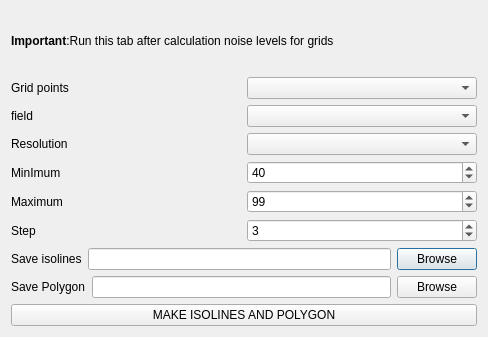
Before: the Qt Designer form tools/ui_CreateGrid.ui in pierluigiderosa/openoise, drawn with Qt 5.
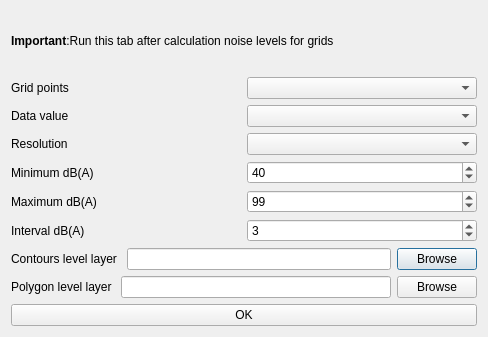
After: the same form once the commit is applied. Custom widgets are drawn as their Qt base class.

What changed in the file:
```diff
--- a/tools/ui_CreateGrid.ui
+++ b/tools/ui_CreateGrid.ui
@@ -40,7 +40,7 @@
      <item>
       <widget class="QLabel" name="label_5">
        <property name="text">
-        <string>field</string>
+        <string>Data value</string>
        </property>
       </widget>
      </item>
@@ -68,7 +68,7 @@
      <item>
       <widget class="QLabel" name="label_11">
        <property name="text">
-        <string>MinImum</string>
+        <string>Minimum dB(A)</string>
        </property>
       </widget>
      </item>
@@ -86,7 +86,7 @@
      <item>
       <widget class="QLabel" name="label_13">
        <property name="text">
-        <string>Maximum</string>
+        <string>Maximum dB(A)</string>
        </property>
       </widget>
      </item>
@@ -107,7 +107,7 @@
      <item>
       <widget class="QLabel" name="label">
        <property name="text">
-        <string>Step</string>
+        <string>Interval dB(A)</string>
        </property>
       </widget>
      </item>
@@ -125,7 +125,7 @@
      <item>
       <widget class="QLabel" name="label_9">
        <property name="text">
-        <string>Save isolines</string>
+        <string>Contours level layer </string>
        </property>
       </widget>
      </item>
@@ -146,7 +146,7 @@
      <item>
       <widget class="QLabel" name="label_12">
        <property name="text">
-        <string>Save Polygon</string>
+        <string>Polygon level layer </string>
        </property>
       </widget>
      </item>
@@ -165,7 +165,7 @@
    <item>
     <widget class="QPushButton" name="runContPoly_pushButton">
      <property name="text">
-      <string>MAKE ISOLINES AND POLYGON</string>
+      <string>OK</string>
      </property>
     </widget>
    </item>
```
